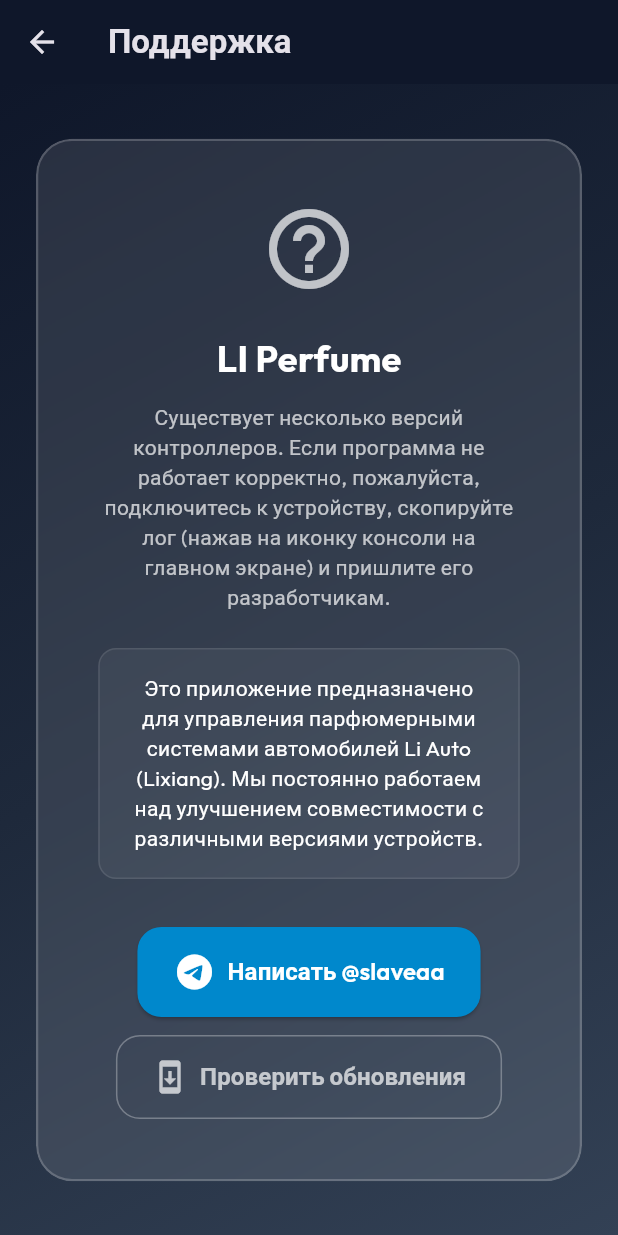
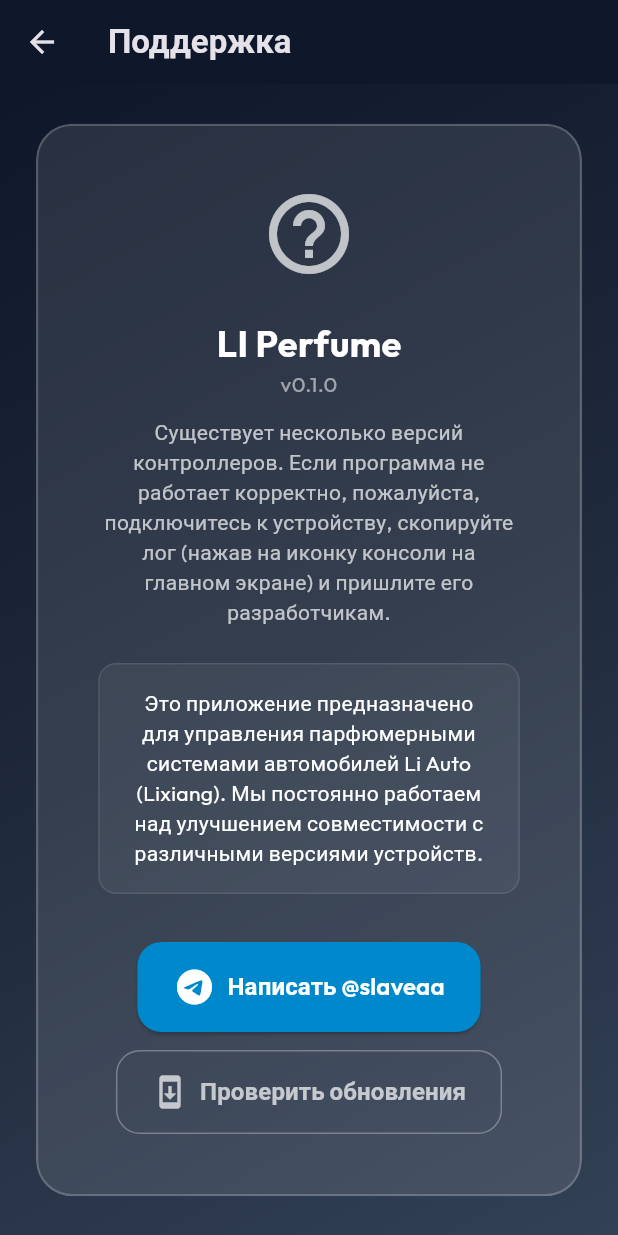
Before and after one commit to seoeaa/perfume_control_flutter, a Flutter app: the screen it shows after launch, after a tap on the "help outline" icon, on a phone screen of 412 x 824 dp. Run offline on Flutter 3.47's test engine with Material 3 defaults, Android fonts, the phone set to English and light mode, and no system bars; our stand-ins replace flutter_blue_plus, google_fonts, permission_handler; accounts and stored records are empty; network calls fail.

Commit message:
Автоматическое обновление

```diff
--- a/lib/services/update_service.dart
+++ b/lib/services/update_service.dart
@@ -24,8 +24,16 @@
   static const String _apiUrl =
       'https://api.github.com/repos/$_repo/releases/latest';
 
+  // Version injected at build time via --dart-define=APP_VERSION=0.1.1
+  static const String _buildVersion = String.fromEnvironment(
+    'APP_VERSION',
+    defaultValue: '0.1.0',
+  );
+
+  static String get currentVersion => _buildVersion;
+
   static Future<UpdateInfo> checkForUpdate() async {
-    const currentVersion = '0.1.0';
+    final currentVersion = _buildVersion;
 
     try {
       final response = await http.get(
--- a/lib/ui/support_screen.dart
+++ b/lib/ui/support_screen.dart
@@ -96,6 +96,13 @@
                         color: Colors.white,
                       ),
                     ),
+                    Text(
+                      'v${UpdateService.currentVersion}',
+                      style: GoogleFonts.outfit(
+                        fontSize: 14,
+                        color: Colors.white54,
+                      ),
+                    ),
                     const SizedBox(height: 12),
                     Text(
                       'Существует несколько версий контроллеров. Если программа не работает корректно, пожалуйста, подключитесь к устройству, скопируйте лог (нажав на иконку консоли на главном экране) и пришлите его разработчикам.',
```
Also changed, not shown: 1 other file.
